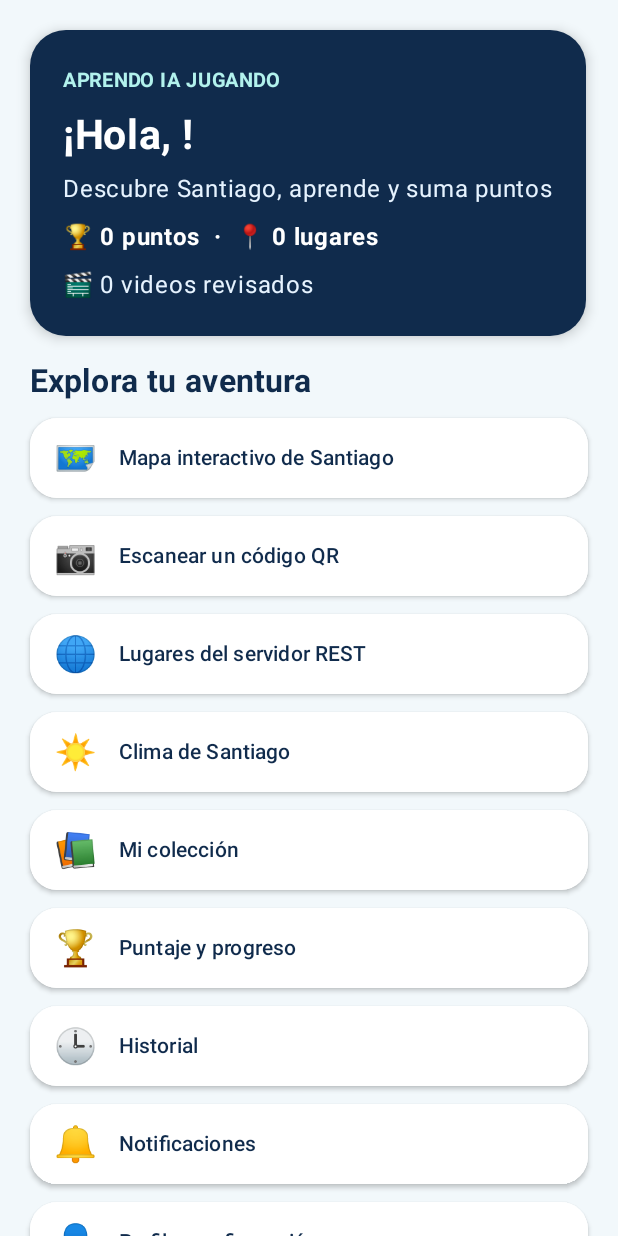
After one commit to GabrielRogel1200/AprendoIAJugandoSantiago, an Android app built with Jetpack Compose: the composable ComposeDashboardScreen called with empty values, on a phone screen of 412 x 824 dp. The commit adds this screen. Run offline under Robolectric (Android 15) with nearby library versions, the phone set to English and light mode, and no system bars.

Commit message:
feat: migrar dashboard de jugador a jetpack compose material 3

```diff
--- /dev/null
+++ b/app/src/main/java/cl/triskeledu/aprendoia/ui/ComposeDashboardScreen.kt
@@ -0,0 +1,118 @@
+package cl.triskeledu.aprendoia.ui
+
+import androidx.compose.animation.animateContentSize
+import androidx.compose.foundation.layout.Arrangement
+import androidx.compose.foundation.layout.Column
+import androidx.compose.foundation.layout.PaddingValues
+import androidx.compose.foundation.layout.Row
+import androidx.compose.foundation.layout.Spacer
+import androidx.compose.foundation.layout.fillMaxWidth
+import androidx.compose.foundation.layout.height
+import androidx.compose.foundation.layout.padding
+import androidx.compose.foundation.lazy.LazyColumn
+import androidx.compose.foundation.lazy.items
+import androidx.compose.foundation.shape.RoundedCornerShape
+import androidx.compose.material3.Button
+import androidx.compose.material3.ButtonDefaults
+import androidx.compose.material3.Card
+import androidx.compose.material3.CardDefaults
+import androidx.compose.material3.CircularProgressIndicator
+import androidx.compose.material3.MaterialTheme
+import androidx.compose.material3.Surface
+import androidx.compose.material3.Text
+import androidx.compose.runtime.Composable
+import androidx.compose.ui.Alignment
+import androidx.compose.ui.Modifier
+import androidx.compose.ui.graphics.Color
+import androidx.compose.ui.text.font.FontWeight
+import androidx.compose.ui.unit.dp
+import androidx.compose.ui.unit.sp
+
+private val Navy = Color(0xFF102B4C)
+private val Turquoise = Color(0xFF087F84)
+private val Background = Color(0xFFF2F8FB)
+
+private data class Destination(val icon: String, val label: String, val route: String)
+
+private val destinations = listOf(
+    Destination("🗺️", "Mapa interactivo de Santiago", "map"),
+    Destination("📷", "Escanear un código QR", "scan"),
+    Destination("🌐", "Lugares del servidor REST", "remote"),
+    Destination("☀️", "Clima de Santiago", "weather"),
+    Destination("📚", "Mi colección", "collection"),
+    Destination("🏆", "Puntaje y progreso", "progress"),
+    Destination("🕒", "Historial", "history"),
+    Destination("🔔", "Notificaciones", "notifications"),
+    Destination("👤", "Perfil y configuración", "profile")
+)
+
+/** Pantalla 1 migrada de XML a Compose sin modificar QR, mapa ni persistencia Room. */
+@Composable
+fun ComposeDashboardScreen(
+    userName: String,
+    score: Int,
+    placesCount: Int,
+    watchedCount: Int,
+    loading: Boolean,
+    onNavigate: (String) -> Unit
+) {
+    MaterialTheme(colorScheme = androidx.compose.material3.lightColorScheme(
+        primary = Turquoise,
+        onPrimary = Color.White,
+        background = Background,
+        surface = Color.White,
+        onSurface = Navy
+    )) {
+        Surface(color = Background) {
+            LazyColumn(
+                contentPadding = PaddingValues(20.dp),
+                verticalArrangement = Arrangement.spacedBy(12.dp)
+            ) {
+                item {
+                    Card(
+                        shape = RoundedCornerShape(24.dp),
+                        colors = CardDefaults.cardColors(containerColor = Navy),
+                        elevation = CardDefaults.cardElevation(defaultElevation = 5.dp)
+                    ) {
+                        Column(Modifier.padding(22.dp).animateContentSize(), verticalArrangement = Arrangement.spacedBy(8.dp)) {
+                            Text("APRENDO IA JUGANDO", color = Color(0xFFB2F2ED), fontSize = 13.sp, fontWeight = FontWeight.Bold)
+                            Text("¡Hola, $userName!", color = Color.White, fontSize = 27.sp, fontWeight = FontWeight.Bold)
+                            Text("Descubre Santiago, aprende y suma puntos", color = Color(0xFFE6F3FF))
+                            if (loading) {
+                                CircularProgressIndicator(color = Color.White)
+                            } else {
+                                Text("🏆 $score puntos  ·  📍 $placesCount lugares", color = Color.White, fontWeight = FontWeight.Bold)
+                                Text("🎬 $watchedCount videos revisados", color = Color(0xFFE6F3FF))
+                            }
+                        }
+                    }
+                }
+                item {
+                    Spacer(Modifier.height(6.dp))
+                    Text("Explora tu aventura", color = Navy, fontSize = 21.sp, fontWeight = FontWeight.Bold)
+                }
+                items(destinations, key = { it.route }) { destination ->
+                    Card(
+                        shape = RoundedCornerShape(18.dp),
+                        colors = CardDefaults.cardColors(containerColor = Color.White),
+                        elevation = CardDefaults.cardElevation(defaultElevation = 2.dp)
+                    ) {
+                        Button(
+                            onClick = { onNavigate(destination.route) },
+                            modifier = Modifier.fillMaxWidth(),
+                            shape = RoundedCornerShape(18.dp),
+                            colors = ButtonDefaults.buttonColors(containerColor = Color.White, contentColor = Navy),
+                            contentPadding = PaddingValues(horizontal = 16.dp, vertical = 13.dp)
+                        ) {
+                            Row(Modifier.fillMaxWidth(), verticalAlignment = Alignment.CenterVertically) {
+                                Text(destination.icon, fontSize = 23.sp)
+                                Text(destination.label, modifier = Modifier.padding(start = 14.dp), fontWeight = FontWeight.SemiBold)
+                            }
+                        }
+                    }
+                }
+                item { Spacer(Modifier.height(12.dp)) }
+            }
+        }
+    }
+}
--- a/build.gradle.kts
+++ b/build.gradle.kts
@@ -2,4 +2,5 @@ plugins {
     id("com.android.application") version "8.7.3" apply false
     id("org.jetbrains.kotlin.android") version "2.0.21" apply false
     id("org.jetbrains.kotlin.kapt") version "2.0.21" apply false
+    id("org.jetbrains.kotlin.plugin.compose") version "2.0.21" apply false
 }
```
Also changed, not shown: app/build.gradle.kts (+9 -0 lines), app/src/main/java/cl/triskeledu/aprendoia/AppScreenActivity.kt (+41 -17 lines), 2 other files.
